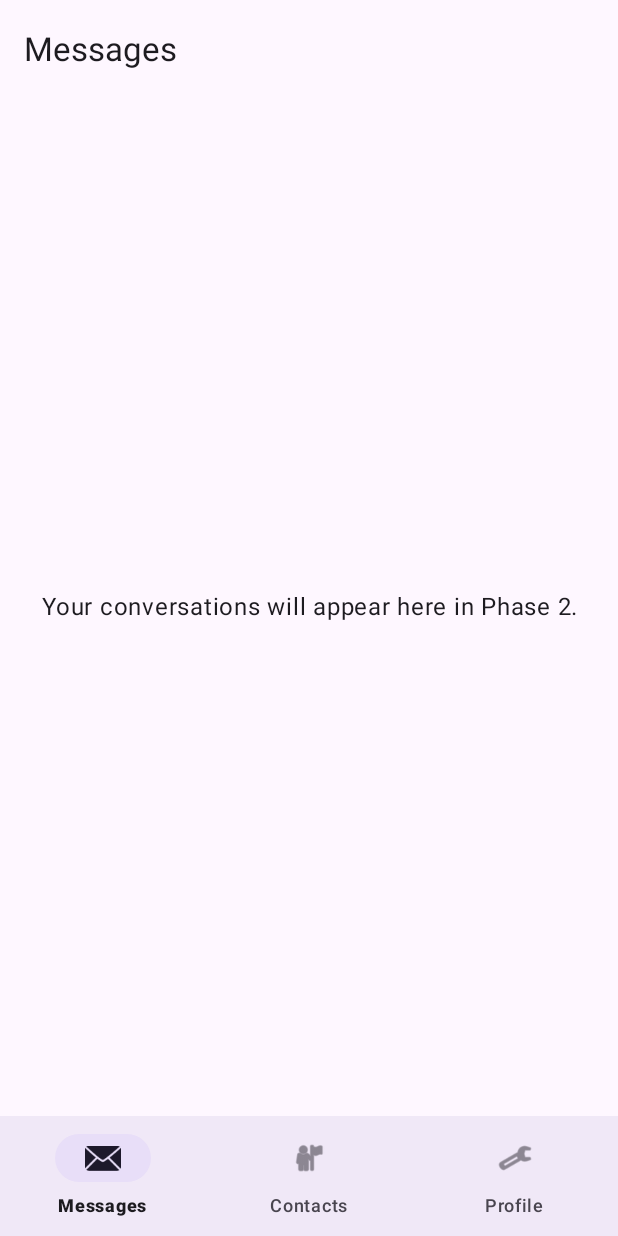
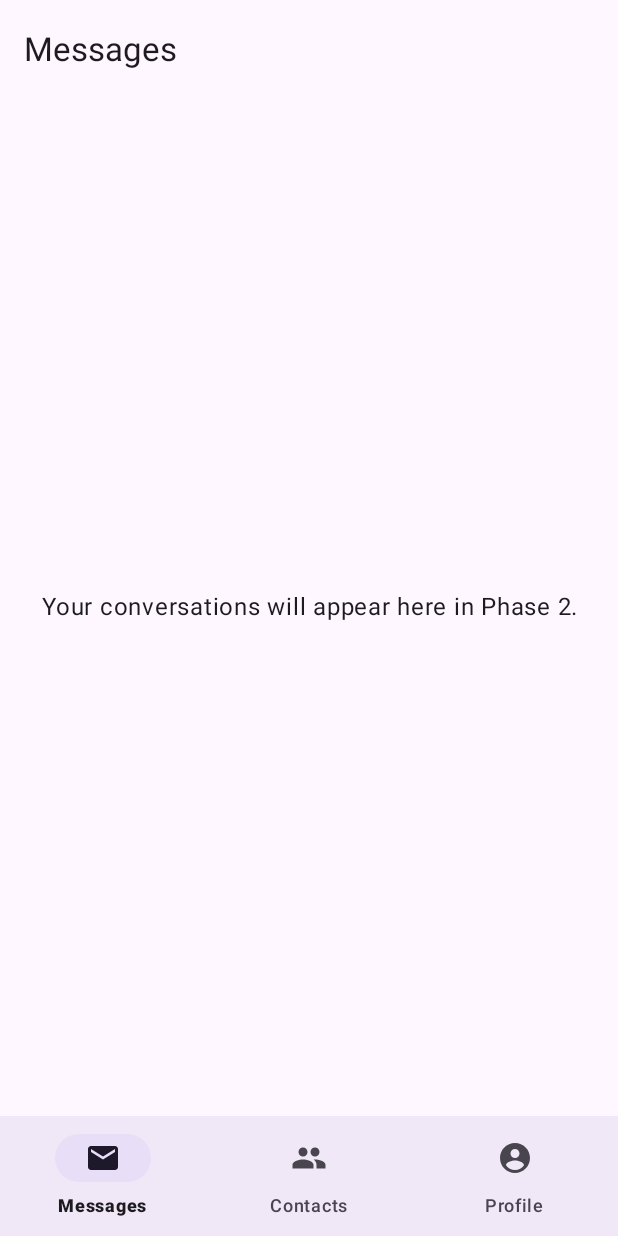
Before and after one commit to lwd7071/AndroidFinalProject, an Android app: the screen it shows after launch (MainActivity), on a phone screen of 412 x 824 dp. Run offline under Robolectric (Android 15) with nearby library versions, the phone set to English and light mode, and no system bars; our stand-ins replace Firebase (no records; nobody signed in at launch, a user with empty details on screens opened directly), Room's generated code, navigation-ui.

Commit message:
fix(ui): align system bars and navigation icons

```diff
--- a/android/app/src/main/java/vn/edu/lwd7071/androidfinalproject/ui/MainActivity.java
+++ b/android/app/src/main/java/vn/edu/lwd7071/androidfinalproject/ui/MainActivity.java
@@ -1,12 +1,14 @@
 package vn.edu.lwd7071.androidfinalproject.ui;
 
 import android.os.Bundle;
+import android.content.res.Configuration;
 import android.view.View;
 
 import androidx.appcompat.app.AppCompatActivity;
 import androidx.core.graphics.Insets;
 import androidx.core.view.ViewCompat;
 import androidx.core.view.WindowInsetsCompat;
+import androidx.core.view.WindowInsetsControllerCompat;
 import androidx.navigation.NavController;
 import androidx.navigation.fragment.NavHostFragment;
 import androidx.navigation.ui.AppBarConfiguration;
@@ -21,6 +23,12 @@ public final class MainActivity extends AppCompatActivity {
         super.onCreate(savedInstanceState);
         ActivityMainBinding binding = ActivityMainBinding.inflate(getLayoutInflater());
         setContentView(binding.getRoot());
+        boolean night = (getResources().getConfiguration().uiMode
+                & Configuration.UI_MODE_NIGHT_MASK) == Configuration.UI_MODE_NIGHT_YES;
+        WindowInsetsControllerCompat systemBars = new WindowInsetsControllerCompat(
+                getWindow(), binding.getRoot());
+        systemBars.setAppearanceLightStatusBars(!night);
+        systemBars.setAppearanceLightNavigationBars(!night);
         ViewCompat.setOnApplyWindowInsetsListener(binding.getRoot(), (view, windowInsets) -> {
             Insets bars = windowInsets.getInsets(WindowInsetsCompat.Type.systemBars()
                     | WindowInsetsCompat.Type.displayCutout());
--- /dev/null
+++ b/android/app/src/main/res/drawable/ic_contacts.xml
@@ -0,0 +1,6 @@
+<vector xmlns:android="http://schemas.android.com/apk/res/android"
+    android:width="24dp" android:height="24dp"
+    android:viewportWidth="24" android:viewportHeight="24">
+    <path android:fillColor="#FF000000"
+        android:pathData="M16,11c1.66,0 3,-1.34 3,-3s-1.34,-3 -3,-3 -3,1.34 -3,3 1.34,3 3,3zM8,11c1.66,0 3,-1.34 3,-3S9.66,5 8,5 5,6.34 5,8s1.34,3 3,3zM8,13c-2.33,0 -7,1.17 -7,3.5V19h14v-2.5C15,14.17 10.33,13 8,13zM16,13c-0.29,0 -0.62,0.02 -0.97,0.05 1.16,0.84 1.97,1.96 1.97,3.45V19h6v-2.5C23,14.17 18.33,13 16,13z" />
+</vector>
--- /dev/null
+++ b/android/app/src/main/res/drawable/ic_inbox.xml
@@ -0,0 +1,6 @@
+<vector xmlns:android="http://schemas.android.com/apk/res/android"
+    android:width="24dp" android:height="24dp"
+    android:viewportWidth="24" android:viewportHeight="24">
+    <path android:fillColor="#FF000000"
+        android:pathData="M20,4H4C2.9,4 2,4.9 2,6v12c0,1.1 0.9,2 2,2h16c1.1,0 2,-0.9 2,-2V6c0,-1.1 -0.9,-2 -2,-2zM20,8l-8,5 -8,-5V6l8,5 8,-5v2z" />
+</vector>
--- /dev/null
+++ b/android/app/src/main/res/drawable/ic_profile.xml
@@ -0,0 +1,6 @@
+<vector xmlns:android="http://schemas.android.com/apk/res/android"
+    android:width="24dp" android:height="24dp"
+    android:viewportWidth="24" android:viewportHeight="24">
+    <path android:fillColor="#FF000000"
+        android:pathData="M12,2C6.48,2 2,6.48 2,12s4.48,10 10,10 10,-4.48 10,-10S17.52,2 12,2zM12,6c1.66,0 3,1.34 3,3s-1.34,3 -3,3 -3,-1.34 -3,-3 1.34,-3 3,-3zM12,20c-2.5,0 -4.71,-1.28 -6,-3.22C6.03,14.79 10,13.7 12,13.7s5.97,1.09 6,3.08C16.71,18.72 14.5,20 12,20z" />
+</vector>
--- a/android/app/src/main/res/menu/main_bottom_navigation.xml
+++ b/android/app/src/main/res/menu/main_bottom_navigation.xml
@@ -1,9 +1,9 @@
 <?xml version="1.0" encoding="utf-8"?>
 <menu xmlns:android="http://schemas.android.com/apk/res/android">
-    <item android:id="@+id/inboxFragment" android:icon="@android:drawable/ic_dialog_email"
+    <item android:id="@+id/inboxFragment" android:icon="@drawable/ic_inbox"
         android:title="@string/nav_inbox" />
-    <item android:id="@+id/contactsFragment" android:icon="@android:drawable/ic_menu_myplaces"
+    <item android:id="@+id/contactsFragment" android:icon="@drawable/ic_contacts"
         android:title="@string/nav_contacts" />
-    <item android:id="@+id/profileFragment" android:icon="@android:drawable/ic_menu_manage"
+    <item android:id="@+id/profileFragment" android:icon="@drawable/ic_profile"
         android:title="@string/nav_profile" />
 </menu>
```
